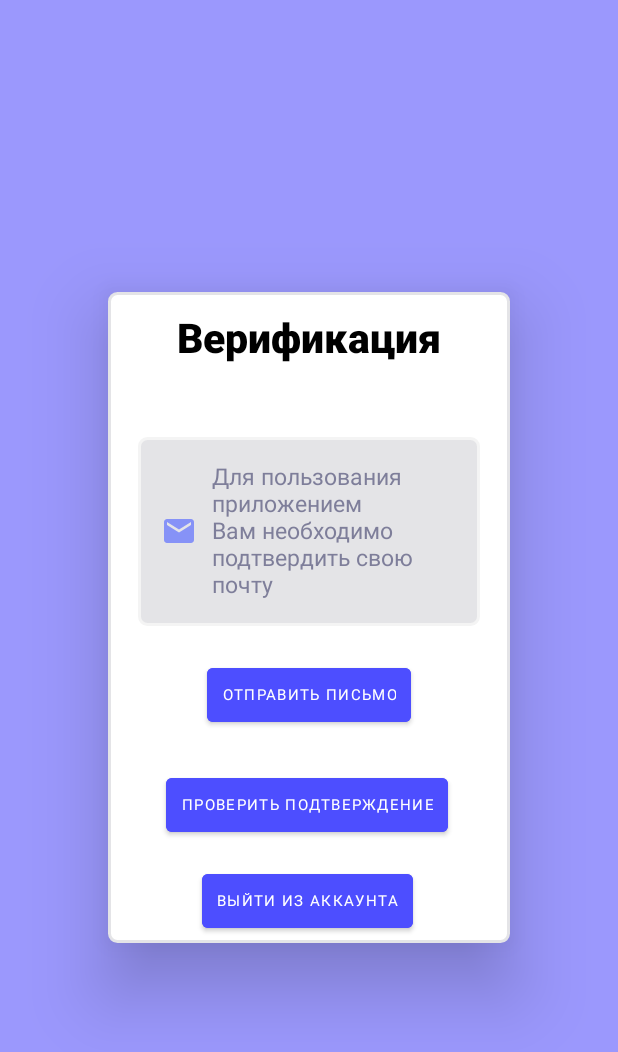
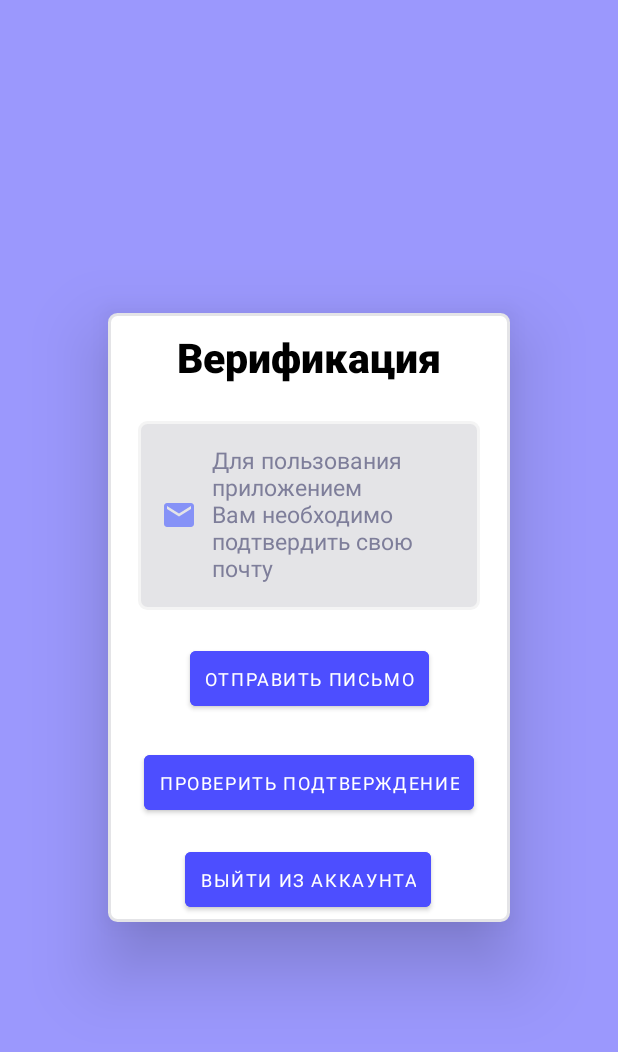
Before and after one commit to 67Konstantin/ForgetLost, an Android app: the Verification screen opened directly, with no data from a screen before it, on a phone screen of 412 x 824 dp. Shown: the top 1052 px of the screen. Run offline under Robolectric (Android 15) with nearby library versions, the phone set to English and light mode, and no system bars; our stand-ins replace Firebase (no records; nobody signed in at launch, a user with empty details on screens opened directly).

Commit message:
New Commit

```diff
--- a/app/src/main/AndroidManifest.xml
+++ b/app/src/main/AndroidManifest.xml
@@ -4,6 +4,7 @@
 
     <uses-permission android:name="android.permission.INTERNET" />
     <uses-permission android:name="android.permission.VIBRATE" />
+    <uses-permission android:name="android.permission.ACCESS_NETWORK_STATE"/>
 
     <application
         android:allowBackup="true"
--- a/app/src/main/java/com/example/forgetlost/Verification.java
+++ b/app/src/main/java/com/example/forgetlost/Verification.java
@@ -1,4 +1,5 @@
 package com.example.forgetlost;
+
 
 import androidx.annotation.NonNull;
 import androidx.appcompat.app.AppCompatActivity;
@@ -13,27 +14,29 @@ import com.google.android.gms.tasks.OnCompleteListener;
 import com.google.android.gms.tasks.OnFailureListener;
 import com.google.android.gms.tasks.Task;
 import com.google.firebase.auth.FirebaseAuth;
+import com.google.firebase.auth.FirebaseUser;
+public class Verification extends AppCompatActivity {
+    Button btSend, btCheck, btLogOut;
+    FirebaseUser user;
 
-public class Verification extends AppCompatActivity {
-    FirebaseAuth auth;
-    Button btSend, btCheck, btLogOut;
 
     @Override
     protected void onCreate(Bundle savedInstanceState) {
         super.onCreate(savedInstanceState);
         setContentView(R.layout.activity_verification);
-        auth = FirebaseAuth.getInstance();
         btSend = findViewById(R.id.btSendEmail);
         btCheck = findViewById(R.id.btCheckVerification);
         btLogOut = findViewById(R.id.btLogOut);
+
+        Toast.makeText(this, FirebaseAuth.getInstance().getUid(), Toast.LENGTH_SHORT).show();
     }
-
     public void LogOut(View view) {
         FirebaseAuth.getInstance().signOut();
         startActivity(new Intent(Verification.this, Registration.class));
     }
+    public void Check(View view) {
 
-    public void Check(View view) {
+        user =FirebaseAuth.getInstance().getCurrentUser();
         FirebaseAuth.getInstance().getCurrentUser().reload().addOnCompleteListener(new OnCompleteListener<Void>() {
             @Override
             public void onComplete(@NonNull Task<Void> task) {
@@ -50,13 +53,15 @@ public class Verification extends AppCompatActivity {
     }
 
     public void Send(View view) {
-        FirebaseAuth.getInstance().getCurrentUser().sendEmailVerification().addOnCompleteListener(new OnCompleteListener<Void>() {
+
+        user =FirebaseAuth.getInstance().getCurrentUser();
+        user.sendEmailVerification().addOnCompleteListener(new OnCompleteListener<Void>() {
             @Override
             public void onComplete(@NonNull Task<Void> task) {
                 if (task.isSuccessful()) {
                     Toast.makeText(Verification.this, "Письмо было отправлено на вашу почту", Toast.LENGTH_SHORT).show();
                 } else {
-                    Toast.makeText(Verification.this, "Не удалось отправить письмо", Toast.LENGTH_SHORT).show();
+                    Toast.makeText(Verification.this, "Не удалось отправить письмо, попробуйте позже", Toast.LENGTH_SHORT).show();
                 }
             }
         });
--- a/app/src/main/res/drawable/bg_blue_disactive_bt.xml
+++ b/app/src/main/res/drawable/bg_blue_disactive_bt.xml
@@ -4,7 +4,7 @@
     android:shape="rectangle"
     android:padding="10dp">
 
-    <solid android:color="#9E9EFF" />
+    <solid android:color="#C7C7FF" />
     <stroke android:color="#F4F4F4" android:width="2dp"/>
     <corners
         android:radius="10dp"/>
--- a/app/src/main/res/layout/activity_verification.xml
+++ b/app/src/main/res/layout/activity_verification.xml
@@ -39,7 +39,7 @@
             android:layout_width="228dp"
             android:layout_height="126dp"
             android:layout_marginLeft="20dp"
-            android:layout_marginTop="48dp"
+            android:layout_marginTop="24dp"
             android:layout_marginRight="20dp"
             android:background="@drawable/bg"
             android:drawableLeft="@drawable/ic_baseline_email_24"
@@ -51,7 +51,7 @@
             android:textColor="#7E7E9A"
             android:textSize="15sp"
             app:layout_constraintEnd_toEndOf="parent"
-            app:layout_constraintHorizontal_bias="0.268"
+            app:layout_constraintHorizontal_bias="0.463"
             app:layout_constraintStart_toStartOf="parent"
             app:layout_constraintTop_toBottomOf="@+id/textView1" />
 
@@ -64,7 +64,7 @@
             android:backgroundTint="#4D4EFF"
             android:fontFamily="sans-serif"
             android:onClick="Send"
-            android:textSize="10dp"
+            android:textSize="12dp"
             android:padding="10dp"
             android:text="Отправить письмо"
             android:textColor="@color/white"
@@ -86,13 +86,12 @@
             android:padding="10dp"
             android:text="Проверить Подтверждение"
             android:textColor="@color/white"
-            android:textSize="10dp"
+            android:textSize="12dp"
             app:layout_constraintBottom_toBottomOf="parent"
             app:layout_constraintEnd_toEndOf="parent"
-            app:layout_constraintHorizontal_bias="0.486"
             app:layout_constraintStart_toStartOf="parent"
             app:layout_constraintTop_toBottomOf="@+id/btSendEmail"
-            app:layout_constraintVertical_bias="0.205" />
+            app:layout_constraintVertical_bias="0.102" />
 
         <Button
             android:id="@+id/btLogOut"
@@ -106,7 +105,7 @@
             android:padding="10dp"
             android:text="Выйти из аккаунта"
             android:textColor="@color/white"
-            android:textSize="10dp"
+            android:textSize="12dp"
             app:layout_constraintBottom_toBottomOf="parent"
             app:layout_constraintEnd_toEndOf="parent"
             app:layout_constraintHorizontal_bias="0.492"
```
Also changed, not shown: app/src/main/java/com/example/forgetlost/List.java (+33 -3 lines), app/src/main/java/com/example/forgetlost/Registration.java (+49 -76 lines), app/src/main/res/layout/alert_dialog.xml (added, +39 -0 lines), app/src/main/res/drawable/no_internet.png (added).
